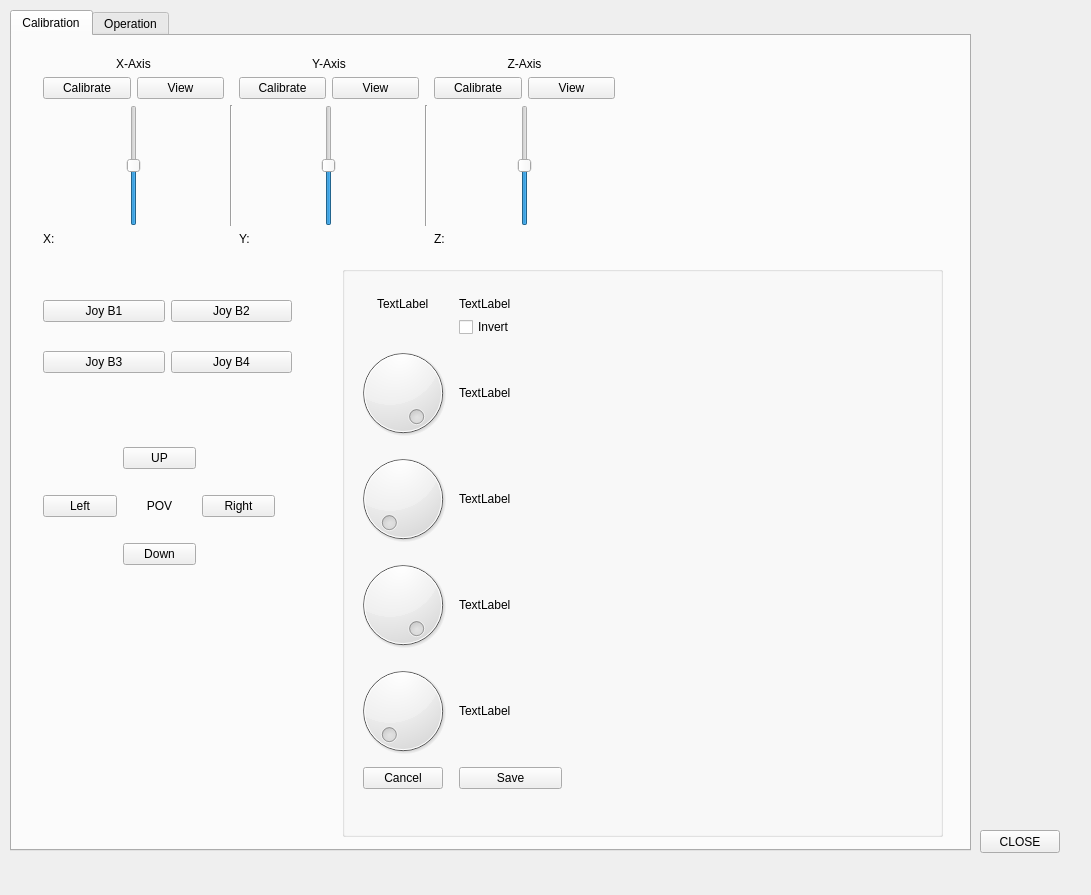
Qt form DriverStation/mainwindow.ui (dgitz/DriverStation) before a commit.
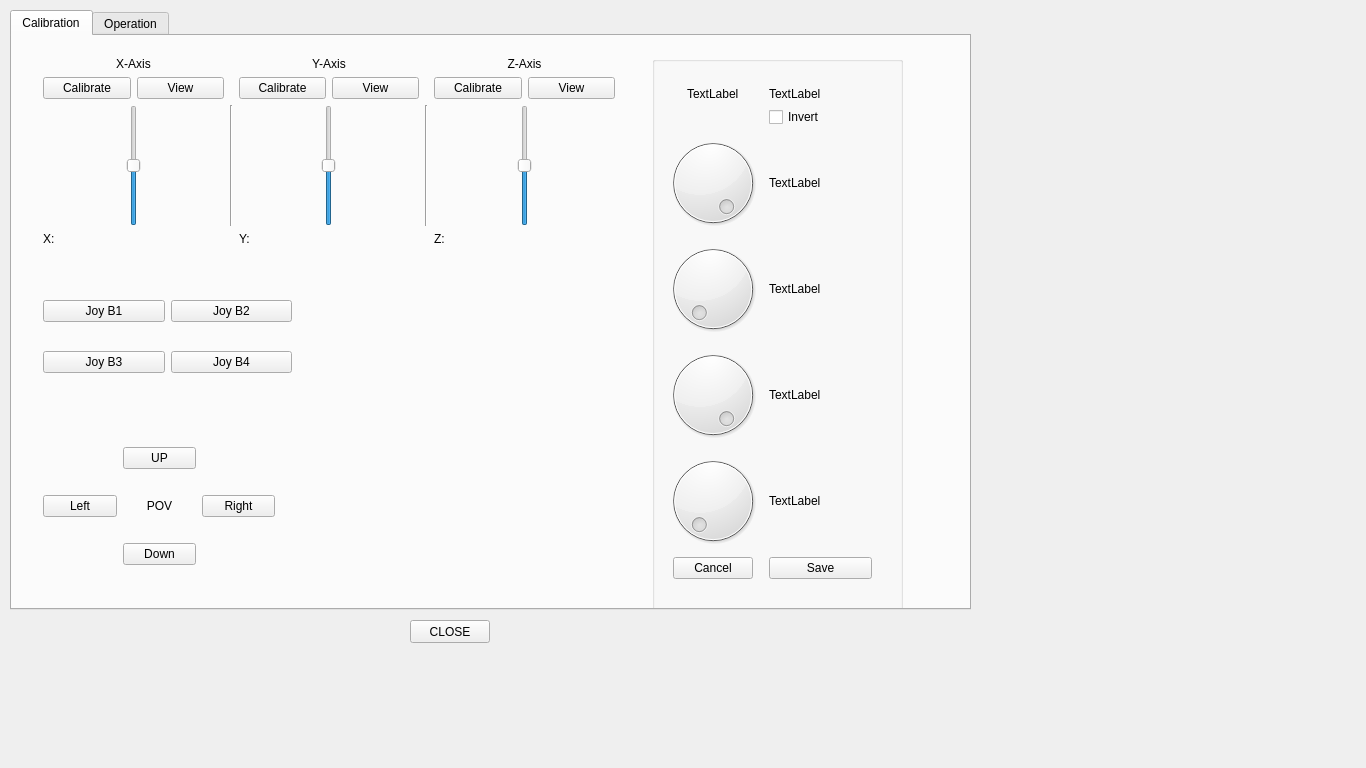
The same form after that commit. The open tabs and pages were chosen to show the change.

```diff
--- a/DriverStation/mainwindow.ui
+++ b/DriverStation/mainwindow.ui
@@ -6,8 +6,8 @@
    <rect>
     <x>0</x>
     <y>0</y>
-    <width>1091</width>
-    <height>895</height>
+    <width>1366</width>
+    <height>768</height>
    </rect>
   </property>
   <property name="windowTitle">
@@ -17,8 +17,8 @@
    <widget class="QPushButton" name="bClose">
     <property name="geometry">
      <rect>
-      <x>980</x>
-      <y>830</y>
+      <x>410</x>
+      <y>620</y>
       <width>80</width>
       <height>23</height>
      </rect>
@@ -33,7 +33,7 @@
       <x>10</x>
       <y>10</y>
       <width>961</width>
-      <height>841</height>
+      <height>600</height>
      </rect>
     </property>
     <property name="currentIndex">
@@ -372,9 +372,9 @@
       </property>
       <property name="geometry">
        <rect>
-        <x>330</x>
-        <y>230</y>
-        <width>601</width>
+        <x>640</x>
+        <y>20</y>
+        <width>251</width>
         <height>571</height>
        </rect>
       </property>
```
Left out of the diff: 4 changed lines with no effect on the pictures.
